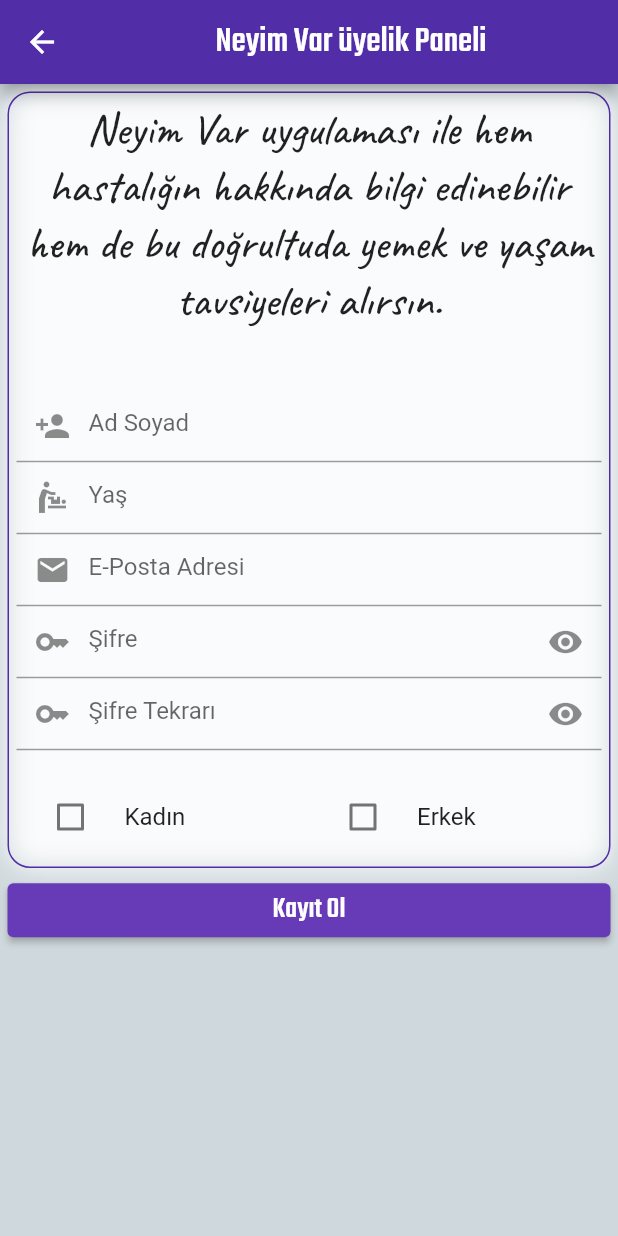
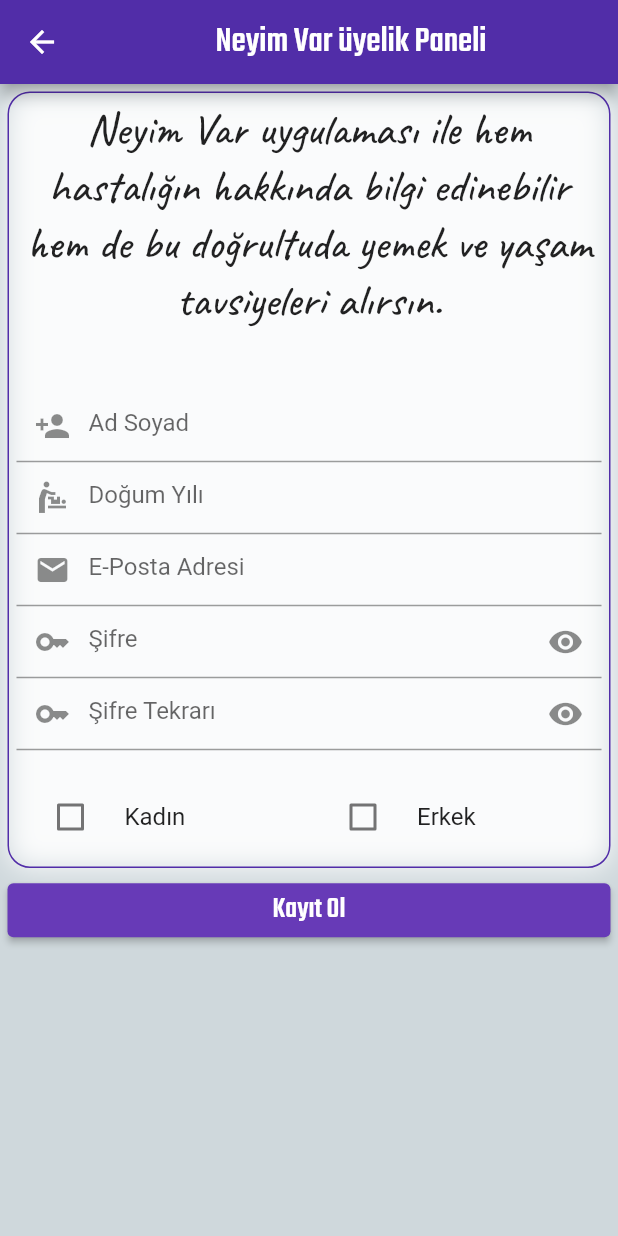
Before and after one commit to YeD-Mi/Flutter-Login-Panel, a Flutter app: the RegisterPage screen opened directly, on a phone screen of 412 x 824 dp. Run offline on Flutter 3.47's test engine with Material 2 defaults, Android fonts, the phone set to English and light mode, and no system bars.

Commit message:
error
mobile bug fixed.

```diff
--- a/lib/views/registerpage.dart
+++ b/lib/views/registerpage.dart
@@ -1,5 +1,3 @@
-import 'dart:html';
-
 import 'package:flutter/material.dart';
 import 'package:flutter/services.dart';
 import 'package:flutter/src/widgets/container.dart';
@@ -84,7 +82,7 @@ class _RegisterPageState extends State<RegisterPage> {
                         cursorColor: primaryColor,
                         decoration: InputDecoration(
                           prefixIcon: Icon(Icons.baby_changing_station_sharp),
-                          hintText: 'Yaş',
+                          hintText: 'Doğum Yılı',
                         )),
                     TextField(
                       controller: emailController,
```
